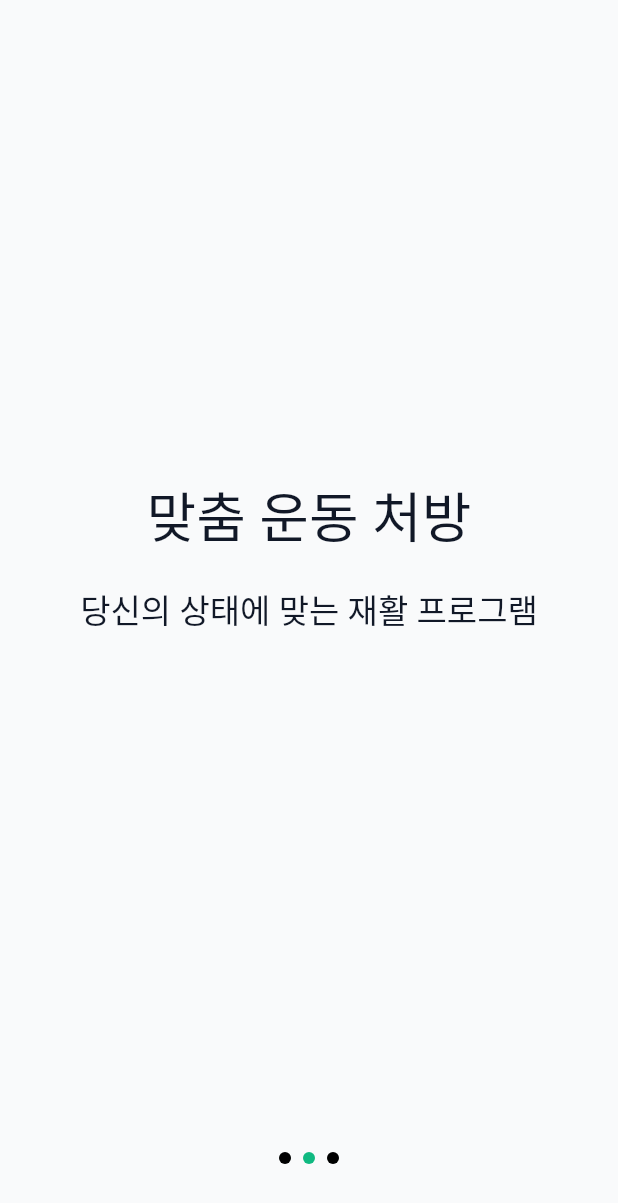
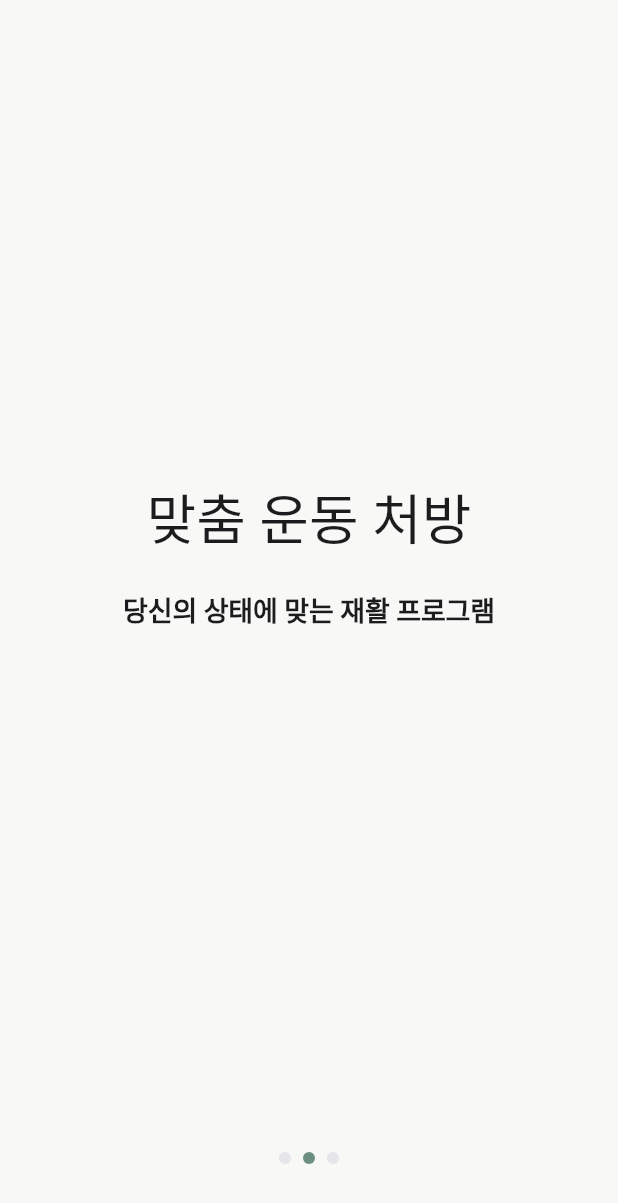
Before and after one commit to rekit-app/rekit-app, a Flutter app: the screen it shows after launch, swiped to page 2, on a phone screen of 412 x 824 dp. Shown: the top 1203 px of the screen. Run offline on Flutter 3.47's test engine with Material 3 defaults, Android fonts, the phone set to English and light mode, and no system bars; our stand-ins replace shared_preferences.

Commit message:
feat: redesign app theme to calm medical rehabilitation palette
color_scheme.dart:
- Primary: muted sage green (#6B9080) replacing bright mint
- Surface: clean white, scaffold: warm off-white (#F8F8F6)
- iOS-native neutral outlines (#E5E5EA, #D1D1D6)
- Full ColorScheme with container/variant tokens

text_theme.dart:
- Clear hierarchy with tighter letter-spacing for headlines
- System font stack, 1.3-1.5 line heights for readability
- All 12 Material text roles defined

app_theme.dart:
- Imports from color_scheme.dart and text_theme.dart
- Zero elevation on cards and buttons (soft, minimal feel)
- Subtle card border (0.5px outlineVariant)
- Rounded 14-16px corners, no stadium shapes
- AppBar with no elevation, matching scaffold background

Co-Authored-By: Claude Opus 4.5 <noreply@anthropic.com>

```diff
--- a/lib/core/theme/app_theme.dart
+++ b/lib/core/theme/app_theme.dart
@@ -1,37 +1,51 @@
 import 'package:flutter/material.dart';
+import 'color_scheme.dart';
+import 'text_theme.dart';
 
 class AppTheme {
-  static const Color mintPrimary = Color(0xFF10B981);
-  static const Color mintSoft = Color(0xFFD1FAE5);
-  static const Color surfaceSoft = Color(0xFFF9FAFB);
-  static const Color textPrimary = Color(0xFF111827);
-
   static ThemeData light() {
     return ThemeData(
       brightness: Brightness.light,
       useMaterial3: true,
-      colorScheme: const ColorScheme.light(
-        primary: mintPrimary,
-        secondary: mintSoft,
-        surface: surfaceSoft,
-        onPrimary: Color(0xFFFFFFFF),
-        onSurface: textPrimary,
-      ),
-      scaffoldBackgroundColor: surfaceSoft,
-      cardTheme: const CardThemeData(
+      colorScheme: appColorScheme,
+      textTheme: appTextTheme,
+      scaffoldBackgroundColor: scaffoldBackground,
+      cardTheme: CardThemeData(
         elevation: 0,
         shape: RoundedRectangleBorder(
-          borderRadius: BorderRadius.all(Radius.circular(20)),
+          borderRadius: BorderRadius.circular(16),
+          side: BorderSide(color: appColorScheme.outlineVariant, width: 0.5),
         ),
-        color: surfaceSoft,
+        color: appColorScheme.surface,
       ),
       elevatedButtonTheme: ElevatedButtonThemeData(
         style: ElevatedButton.styleFrom(
-          shape: const StadiumBorder(),
-          minimumSize: const Size.fromHeight(54),
-          backgroundColor: mintPrimary,
-          foregroundColor: const Color(0xFFFFFFFF), // ✅ 추가: 텍스트 색상 명시
+          shape: RoundedRectangleBorder(
+            borderRadius: BorderRadius.circular(14),
+          ),
+          minimumSize: const Size.fromHeight(52),
+          backgroundColor: appColorScheme.primary,
+          foregroundColor: appColorScheme.onPrimary,
+          elevation: 0,
         ),
+      ),
+      textButtonTheme: TextButtonThemeData(
+        style: TextButton.styleFrom(
+          foregroundColor: appColorScheme.primary,
+        ),
+      ),
+      appBarTheme: AppBarTheme(
+        backgroundColor: scaffoldBackground,
+        foregroundColor: appColorScheme.onSurface,
+        elevation: 0,
+        scrolledUnderElevation: 0.5,
+      ),
+      dividerTheme: DividerThemeData(
+        color: appColorScheme.outlineVariant,
+        thickness: 0.5,
+      ),
+      iconTheme: IconThemeData(
+        color: appColorScheme.onSurfaceVariant,
       ),
     );
   }
--- a/lib/core/theme/color_scheme.dart
+++ b/lib/core/theme/color_scheme.dart
@@ -1,7 +1,54 @@
 import 'package:flutter/material.dart';
 
-const Color mintPrimary = Color(0xFF4CAF93);
-const Color mintSoft = Color(0xFFE8F5F1);
-const Color surfaceSoft = Color(0xFFF9FAFB);
-const Color textPrimary = Color(0xFF1A1A1A);
-const Color borderSoft = Color(0xFFE0E0E0);
+// ─── Calm Medical Green Palette ─────────────────────────────
+// Low-saturation, rehabilitation-focused. iOS-native feel.
+
+const Color seedGreen = Color(0xFF6B9080);
+
+const ColorScheme appColorScheme = ColorScheme(
+  brightness: Brightness.light,
+
+  // Primary: muted sage green
+  primary: seedGreen,
+  onPrimary: Color(0xFFFFFFFF),
+  primaryContainer: Color(0xFFDCEDE6),
+  onPrimaryContainer: Color(0xFF2C4A3E),
+
+  // Secondary: warm neutral
+  secondary: Color(0xFF8A9A92),
+  onSecondary: Color(0xFFFFFFFF),
+  secondaryContainer: Color(0xFFE8F0ED),
+  onSecondaryContainer: Color(0xFF3A4A42),
+
+  // Tertiary: subtle warm accent
+  tertiary: Color(0xFFA3937B),
+  onTertiary: Color(0xFFFFFFFF),
+  tertiaryContainer: Color(0xFFF0EBE3),
+  onTertiaryContainer: Color(0xFF4A4235),
+
+  // Error
+  error: Color(0xFFBA1A1A),
+  onError: Color(0xFFFFFFFF),
+  errorContainer: Color(0xFFFFDAD6),
+  onErrorContainer: Color(0xFF410002),
+
+  // Surface: clean white with warm off-white scaffold
+  surface: Color(0xFFFFFFFF),
+  onSurface: Color(0xFF1C1C1E),
+  onSurfaceVariant: Color(0xFF6E6E73),
+  surfaceContainerHighest: Color(0xFFF2F2F7),
+
+  // Outline: very light neutral dividers
+  outline: Color(0xFFD1D1D6),
+  outlineVariant: Color(0xFFE5E5EA),
+
+  // Misc
+  shadow: Color(0x0A000000),
+  scrim: Color(0xFF000000),
+  inverseSurface: Color(0xFF2C2C2E),
+  onInverseSurface: Color(0xFFF2F2F7),
+  inversePrimary: Color(0xFFA8D4C0),
+);
+
+// Scaffold / page background: warm off-white
+const Color scaffoldBackground = Color(0xFFF8F8F6);
--- a/lib/core/theme/text_theme.dart
+++ b/lib/core/theme/text_theme.dart
@@ -1,8 +1,73 @@
 import 'package:flutter/material.dart';
 
-extension AppTextTheme on BuildContext {
-  TextStyle get titleLarge => Theme.of(this).textTheme.titleLarge!;
-  TextStyle get titleMedium => Theme.of(this).textTheme.titleMedium!;
-  TextStyle get bodyMedium => Theme.of(this).textTheme.bodyMedium!;
-  TextStyle get bodySmall => Theme.of(this).textTheme.bodySmall!;
-}
+// ─── App Typography ─────────────────────────────────────────
+// Clear hierarchy, no decorative fonts. Emphasis on readability.
+// Uses system font stack for iOS-native feel.
+
+const TextTheme appTextTheme = TextTheme(
+  headlineLarge: TextStyle(
+    fontSize: 28,
+    fontWeight: FontWeight.w700,
+    letterSpacing: -0.5,
+    height: 1.3,
+  ),
+  headlineMedium: TextStyle(
+    fontSize: 24,
+    fontWeight: FontWeight.w700,
+    letterSpacing: -0.3,
+    height: 1.3,
+  ),
+  headlineSmall: TextStyle(
+    fontSize: 20,
+    fontWeight: FontWeight.w600,
+    letterSpacing: -0.2,
+    height: 1.3,
+  ),
+  titleLarge: TextStyle(
+    fontSize: 18,
+    fontWeight: FontWeight.w600,
+    letterSpacing: -0.1,
+    height: 1.4,
+  ),
+  titleMedium: TextStyle(
+    fontSize: 16,
+    fontWeight: FontWeight.w600,
+    height: 1.4,
+  ),
+  titleSmall: TextStyle(
+    fontSize: 14,
+    fontWeight: FontWeight.w600,
+    height: 1.4,
+  ),
+  bodyLarge: TextStyle(
+    fontSize: 16,
+    fontWeight: FontWeight.w400,
+    height: 1.5,
+  ),
+  bodyMedium: TextStyle(
+    fontSize: 14,
+    fontWeight: FontWeight.w400,
+    height: 1.5,
+  ),
+  bodySmall: TextStyle(
+    fontSize: 12,
+    fontWeight: FontWeight.w400,
+    height: 1.5,
+  ),
+  labelLarge: TextStyle(
+    fontSize: 16,
+    fontWeight: FontWeight.w600,
+    height: 1.4,
+  ),
+  labelMedium: TextStyle(
+    fontSize: 14,
+    fontWeight: FontWeight.w500,
+    height: 1.4,
+  ),
+  labelSmall: TextStyle(
+    fontSize: 12,
+    fontWeight: FontWeight.w500,
+    letterSpacing: 0.2,
+    height: 1.4,
+  ),
+);
```
